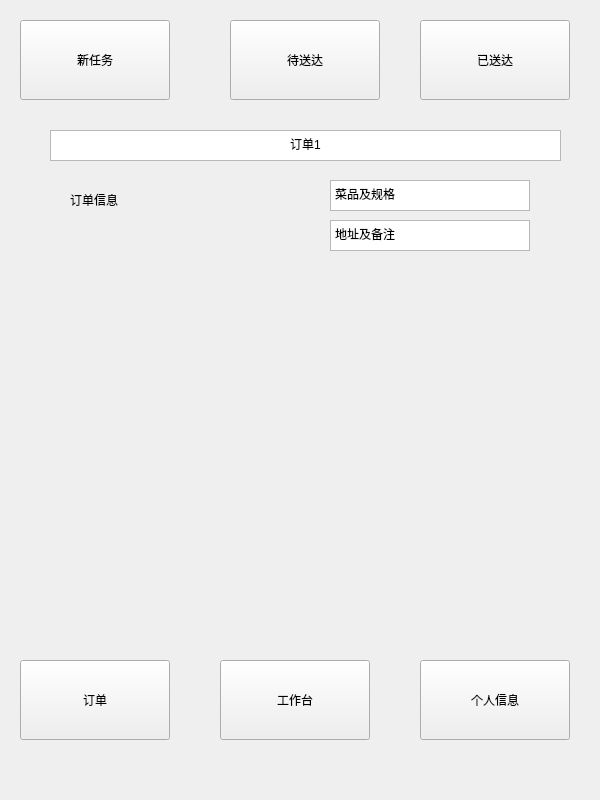
Before: the Qt Designer form business/shangjia2.ui in chichuxwx/Food-delivery-platform, drawn with Qt 5.
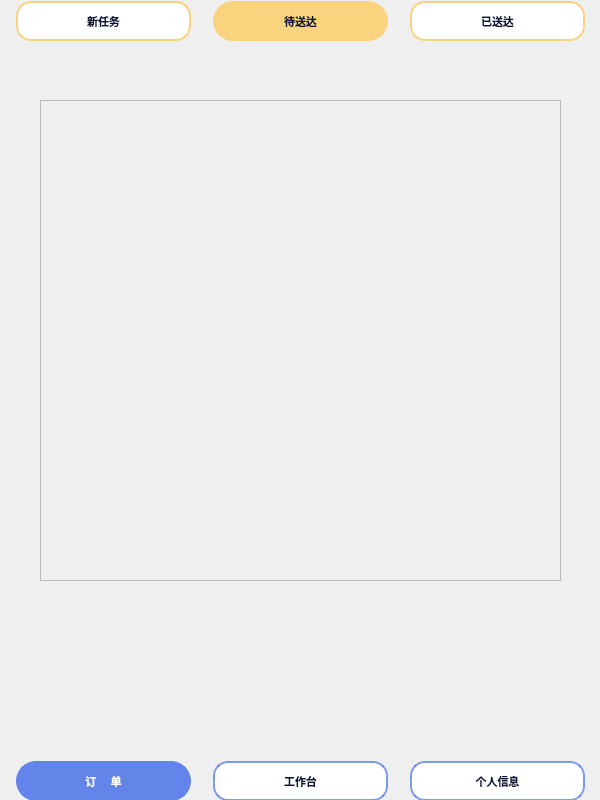
After: the same form once the commit is applied. Icons and pictures are not drawn.

Diff of the .ui file:
```diff
--- a/business/shangjia2.ui
+++ b/business/shangjia2.ui
@@ -13,156 +13,358 @@
   <property name="windowTitle">
    <string>Form</string>
   </property>
-  <widget class="QPushButton" name="pushButton_3">
+  <property name="windowIcon">
+   <iconset resource="../Image.qrc">
+    <normaloff>:/image/lt_cml.jpg</normaloff>:/image/lt_cml.jpg</iconset>
+  </property>
+  <widget class="QLabel" name="label_2">
    <property name="geometry">
     <rect>
-     <x>420</x>
-     <y>20</y>
-     <width>150</width>
-     <height>80</height>
+     <x>0</x>
+     <y>0</y>
+     <width>600</width>
+     <height>800</height>
     </rect>
    </property>
-   <property name="text">
-    <string>已送达</string>
+   <property name="styleSheet">
+    <string notr="true">background-image: url(:/image/bg_2.png);</string>
    </property>
-  </widget>
-  <widget class="QPushButton" name="pushButton_5">
-   <property name="geometry">
-    <rect>
-     <x>420</x>
-     <y>660</y>
-     <width>150</width>
-     <height>80</height>
-    </rect>
-   </property>
    <property name="text">
-    <string>个人信息</string>
+    <string/>
    </property>
   </widget>
-  <widget class="QPushButton" name="pushButton_2">
+  <widget class="QWidget" name="layoutWidget">
    <property name="geometry">
     <rect>
-     <x>230</x>
-     <y>20</y>
-     <width>150</width>
-     <height>80</height>
+     <x>0</x>
+     <y>760</y>
+     <width>601</width>
+     <height>42</height>
     </rect>
    </property>
-   <property name="text">
-    <string>待送达</string>
-   </property>
+   <layout class="QHBoxLayout" name="horizontalLayout_2">
+    <item>
+     <widget class="QPushButton" name="pushButton_4">
+      <property name="minimumSize">
+       <size>
+        <width>175</width>
+        <height>40</height>
+       </size>
+      </property>
+      <property name="maximumSize">
+       <size>
+        <width>175</width>
+        <height>40</height>
+       </size>
+      </property>
+      <property name="font">
+       <font>
+        <family>Microsoft YaHei</family>
+        <pointsize>-1</pointsize>
+        <bold>true</bold>
+       </font>
+      </property>
+      <property name="styleSheet">
+       <string notr="true">QPushButton {
+    background-color: #6384e9; /* 默认背景色，蓝色 */
+    border: 2px solid #6384e9; /* 边框颜色与背景色相同 */
+    border-radius: 20px; /* 圆角 */
+    color: #ffffff; /* 文本颜色，白色 */
+    font-size: 11px;
+}
+
+QPushButton:hover {
+    background-color: #5076c6; /* 悬浮时背景色变深 */
+    border: 2px solid #5076c6; /* 悬浮时边框颜色变深 */
+}
+
+QPushButton:pressed {
+    background-color: #3a5d8f; /* 按下时背景色变得更深 */
+    border-color: #3a5d8f; /* 按下时边框颜色变得更深 */
+    transform: scale(0.95); /* 按下时按钮略微缩小 */
+}
+</string>
+      </property>
+      <property name="text">
+       <string>订     单</string>
+      </property>
+     </widget>
+    </item>
+    <item>
+     <widget class="QPushButton" name="pushButton_6">
+      <property name="minimumSize">
+       <size>
+        <width>175</width>
+        <height>40</height>
+       </size>
+      </property>
+      <property name="maximumSize">
+       <size>
+        <width>175</width>
+        <height>40</height>
+       </size>
+      </property>
+      <property name="font">
+       <font>
+        <family>Microsoft YaHei</family>
+        <pointsize>-1</pointsize>
+        <bold>true</bold>
+       </font>
+      </property>
+      <property name="styleSheet">
+       <string notr="true">QPushButton {
+    background-color: #ffffff; /* 默认背景色，白色 */
+    border: 2px solid rgba(99, 132, 233, 0.8); /* 边框颜色 */
+    border-radius: 15px; /* 圆角 */
+    color: #081439; /* 文本颜色，深蓝色 */
+    font-size: 11px;
+}
+
+QPushButton:hover {
+	color: #ffffff;
+    background-color: rgba(99, 132, 233, 0.8); 
+    border: none; /* 悬浮时无边框 */
+}
+
+QPushButton:pressed {
+    background-color: #b0c4de; /* 按下时背景颜色，稍微偏亮的蓝色 */
+    border-color: #4682b4; /* 按下时边框颜色 */
+    transform: scale(0.95); /* 按下时按钮略微缩小 */
+}
+</string>
+      </property>
+      <property name="text">
+       <string>工作台</string>
+      </property>
+     </widget>
+    </item>
+    <item>
+     <widget class="QPushButton" name="pushButton_5">
+      <property name="minimumSize">
+       <size>
+        <width>175</width>
+        <height>40</height>
+       </size>
+      </property>
+      <property name="maximumSize">
+       <size>
+        <width>175</width>
+        <height>40</height>
+       </size>
+      </property>
+      <property name="font">
+       <font>
+        <family>Microsoft YaHei</family>
+        <pointsize>-1</pointsize>
+        <bold>true</bold>
+       </font>
+      </property>
+      <property name="styleSheet">
+       <string notr="true">QPushButton {
+    background-color: #ffffff; /* 默认背景色，白色 */
+    border: 2px solid rgba(99, 132, 233, 0.8); /* 边框颜色 */
+    border-radius: 15px; /* 圆角 */
+    color: #081439; /* 文本颜色，深蓝色 */
+    font-size: 11px;
+}
+
+QPushButton:hover {
+	color: #ffffff;
+    background-color: rgba(99, 132, 233, 0.8); 
+    border: none; /* 悬浮时无边框 */
+}
+
+QPushButton:pressed {
+    background-color: #b0c4de; /* 按下时背景颜色，稍微偏亮的蓝色 */
+    border-color: #4682b4; /* 按下时边框颜色 */
+    transform: scale(0.95); /* 按下时按钮略微缩小 */
+}
+</string>
+      </property>
+      <property name="text">
+       <string>个人信息</string>
+      </property>
+     </widget>
+    </item>
+   </layout>
   </widget>
-  <widget class="QPushButton" name="pushButton">
+  <widget class="QWidget" name="layoutWidget_2">
    <property name="geometry">
     <rect>
-     <x>20</x>
-     <y>20</y>
-     <width>150</width>
-     <height>80</height>
+     <x>0</x>
+     <y>0</y>
+     <width>601</width>
+     <height>42</height>
     </rect>
    </property>
-   <property name="text">
-    <string>新任务</string>
-   </property>
+   <layout class="QHBoxLayout" name="horizontalLayout">
+    <item>
+     <widget class="QPushButton" name="pushButton">
+      <property name="minimumSize">
+       <size>
+        <width>175</width>
+        <height>40</height>
+       </size>
+      </property>
+      <property name="maximumSize">
+       <size>
+        <width>175</width>
+        <height>40</height>
+       </size>
+      </property>
+      <property name="font">
+       <font>
+        <family>Microsoft YaHei</family>
+        <pointsize>-1</pointsize>
+        <bold>true</bold>
+       </font>
+      </property>
+      <property name="styleSheet">
+       <string notr="true">QPushButton {
+    background-color: #ffffff; /* 默认背景色，白色 */
+    border: 2px solid #fad37f; /* 边框颜色 */
+    border-radius: 15px; /* 圆角 */
+    color: #081439; /* 文本颜色，深蓝色 */
+    font-size: 11px;
+}
+
+QPushButton:hover {
+    background-color: #fad37f; /* 悬浮时背景颜色和边框相同 */
+    color: #ffffff;
+    border: 2px solid #fad37f; /* 悬浮时边框颜色和背景相同 */
+}
+
+QPushButton:pressed {
+    background-color: #f1e0a6; /* 按下时背景颜色变浅 */
+    border-color: #fad37f; /* 按下时边框颜色保持不变 */
+    transform: scale(0.95); /* 按下时按钮略微缩小 */
+}
+</string>
+      </property>
+      <property name="text">
+       <string>新任务</string>
+      </property>
+     </widget>
+    </item>
+    <item>
+     <widget class="QPushButton" name="pushButton_2">
+      <property name="minimumSize">
+       <size>
+        <width>175</width>
+        <height>40</height>
+       </size>
+      </property>
+      <property name="maximumSize">
+       <size>
+        <width>175</width>
+        <height>40</height>
+       </size>
+      </property>
+      <property name="font">
+       <font>
+        <family>Microsoft YaHei</family>
+        <pointsize>-1</pointsize>
+        <bold>true</bold>
+       </font>
+      </property>
+      <property name="styleSheet">
+       <string notr="true">QPushButton {
+    background-color: #fad37f; /* 默认背景色 */
+    border: 2px solid #fad37f; /* 默认边框颜色与背景色相同 */
+    border-radius: 20px; /* 圆角 */
+    color: #081439; /* 文本颜色，深蓝色 */
+    font-size: 11px;
+}
+
+QPushButton:hover {
+    background-color: #f1c66f; /* 悬浮时背景颜色变深 */
+    border: 2px solid #f1c66f; /* 悬浮时边框颜色与背景色相同 */
+}
+
+QPushButton:pressed {
+    background-color: #081439; /* 按下时背景颜色更深 */
+    border-color: #081439; /* 按下时边框颜色与背景色相同 */
+    transform: scale(0.95); /* 按下时按钮略微缩小 */
+}
+</string>
+      </property>
+      <property name="text">
+       <string>待送达</string>
+      </property>
+     </widget>
+    </item>
+    <item>
+     <widget class="QPushButton" name="pushButton_3">
+      <property name="minimumSize">
+       <size>
+        <width>175</width>
+        <height>40</height>
+       </size>
+      </property>
+      <property name="maximumSize">
+       <size>
+        <width>175</width>
+        <height>40</height>
+       </size>
+      </property>
+      <property name="font">
+       <font>
+        <family>Microsoft YaHei</family>
+        <pointsize>-1</pointsize>
+        <bold>true</bold>
+       </font>
+      </property>
+      <property name="styleSheet">
+       <string notr="true">QPushButton {
+    background-color: #ffffff; /* 默认背景色，白色 */
+    border: 2px solid #fad37f; /* 边框颜色 */
+    border-radius: 15px; /* 圆角 */
+    color: #081439; /* 文本颜色，深蓝色 */
+    font-size: 11px;
+}
+
+QPushButton:hover {
+    background-color: #fad37f; /* 悬浮时背景颜色和边框相同 */
+    color: #ffffff;
+    border: 2px solid #fad37f; /* 悬浮时边框颜色和背景相同 */
+}
+
+QPushButton:pressed {
+    background-color: #f1e0a6; /* 按下时背景颜色变浅 */
+    border-color: #fad37f; /* 按下时边框颜色保持不变 */
+    transform: scale(0.95); /* 按下时按钮略微缩小 */
+}
+</string>
+      </property>
+      <property name="text">
+       <string>已送达</string>
+      </property>
+     </widget>
+    </item>
+   </layout>
   </widget>
-  <widget class="QPushButton" name="pushButton_6">
+  <widget class="QScrollArea" name="scrollArea">
    <property name="geometry">
     <rect>
-     <x>220</x>
-     <y>660</y>
-     <width>150</width>
-     <height>80</height>
+     <x>40</x>
+     <y>100</y>
+     <width>521</width>
+     <height>481</height>
     </rect>
    </property>
-   <property name="text">
-    <string>工作台</string>
+   <property name="widgetResizable">
+    <bool>true</bool>
    </property>
-  </widget>
-  <widget class="QPushButton" name="pushButton_4">
-   <property name="geometry">
-    <rect>
-     <x>20</x>
-     <y>660</y>
-     <width>150</width>
-     <height>80</height>
-    </rect>
-   </property>
-   <property name="text">
-    <string>订单</string>
-   </property>
-  </widget>
-  <widget class="QTextBrowser" name="textBrowser_3">
-   <property name="geometry">
-    <rect>
-     <x>330</x>
-     <y>220</y>
-     <width>200</width>
-     <height>31</height>
-    </rect>
-   </property>
-   <property name="html">
-    <string>&lt;!DOCTYPE HTML PUBLIC &quot;-//W3C//DTD HTML 4.0//EN&quot; &quot;http://www.w3.org/TR/REC-html40/strict.dtd&quot;&gt;
-&lt;html&gt;&lt;head&gt;&lt;meta name=&quot;qrichtext&quot; content=&quot;1&quot; /&gt;&lt;meta charset=&quot;utf-8&quot; /&gt;&lt;style type=&quot;text/css&quot;&gt;
-p, li { white-space: pre-wrap; }
-hr { height: 1px; border-width: 0; }
-li.unchecked::marker { content: &quot;\2610&quot;; }
-li.checked::marker { content: &quot;\2612&quot;; }
-&lt;/style&gt;&lt;/head&gt;&lt;body style=&quot; font-family:'Microsoft YaHei UI'; font-size:9pt; font-weight:400; font-style:normal;&quot;&gt;
-&lt;p style=&quot; margin-top:0px; margin-bottom:0px; margin-left:0px; margin-right:0px; -qt-block-indent:0; text-indent:0px;&quot;&gt;地址及备注&lt;/p&gt;&lt;/body&gt;&lt;/html&gt;</string>
-   </property>
-  </widget>
-  <widget class="QTextBrowser" name="textBrowser">
-   <property name="geometry">
-    <rect>
-     <x>50</x>
-     <y>130</y>
-     <width>511</width>
-     <height>31</height>
-    </rect>
-   </property>
-   <property name="html">
-    <string>&lt;!DOCTYPE HTML PUBLIC &quot;-//W3C//DTD HTML 4.0//EN&quot; &quot;http://www.w3.org/TR/REC-html40/strict.dtd&quot;&gt;
-&lt;html&gt;&lt;head&gt;&lt;meta name=&quot;qrichtext&quot; content=&quot;1&quot; /&gt;&lt;meta charset=&quot;utf-8&quot; /&gt;&lt;style type=&quot;text/css&quot;&gt;
-p, li { white-space: pre-wrap; }
-hr { height: 1px; border-width: 0; }
-li.unchecked::marker { content: &quot;\2610&quot;; }
-li.checked::marker { content: &quot;\2612&quot;; }
-&lt;/style&gt;&lt;/head&gt;&lt;body style=&quot; font-family:'Microsoft YaHei UI'; font-size:9pt; font-weight:400; font-style:normal;&quot;&gt;
-&lt;p align=&quot;center&quot; style=&quot; margin-top:0px; margin-bottom:0px; margin-left:0px; margin-right:0px; -qt-block-indent:0; text-indent:0px;&quot;&gt;订单1&lt;/p&gt;&lt;/body&gt;&lt;/html&gt;</string>
-   </property>
-  </widget>
-  <widget class="QTextBrowser" name="textBrowser_2">
-   <property name="geometry">
-    <rect>
-     <x>330</x>
-     <y>180</y>
-     <width>200</width>
-     <height>31</height>
-    </rect>
-   </property>
-   <property name="html">
-    <string>&lt;!DOCTYPE HTML PUBLIC &quot;-//W3C//DTD HTML 4.0//EN&quot; &quot;http://www.w3.org/TR/REC-html40/strict.dtd&quot;&gt;
-&lt;html&gt;&lt;head&gt;&lt;meta name=&quot;qrichtext&quot; content=&quot;1&quot; /&gt;&lt;meta charset=&quot;utf-8&quot; /&gt;&lt;style type=&quot;text/css&quot;&gt;
-p, li { white-space: pre-wrap; }
-hr { height: 1px; border-width: 0; }
-li.unchecked::marker { content: &quot;\2610&quot;; }
-li.checked::marker { content: &quot;\2612&quot;; }
-&lt;/style&gt;&lt;/head&gt;&lt;body style=&quot; font-family:'Microsoft YaHei UI'; font-size:9pt; font-weight:400; font-style:normal;&quot;&gt;
-&lt;p style=&quot; margin-top:0px; margin-bottom:0px; margin-left:0px; margin-right:0px; -qt-block-indent:0; text-indent:0px;&quot;&gt;菜品及规格&lt;/p&gt;&lt;/body&gt;&lt;/html&gt;</string>
-   </property>
-  </widget>
-  <widget class="QLabel" name="label">
-   <property name="geometry">
-    <rect>
-     <x>70</x>
-     <y>190</y>
-     <width>69</width>
-     <height>19</height>
-    </rect>
-   </property>
-   <property name="text">
-    <string>订单信息</string>
-   </property>
+   <widget class="QWidget" name="scrollAreaWidgetContents">
+    <property name="geometry">
+     <rect>
+      <x>0</x>
+      <y>0</y>
+      <width>519</width>
+      <height>479</height>
+     </rect>
+    </property>
+   </widget>
   </widget>
  </widget>
  <resources/>
```
Left out of the diff: 6 changed lines with no effect on the pictures.
